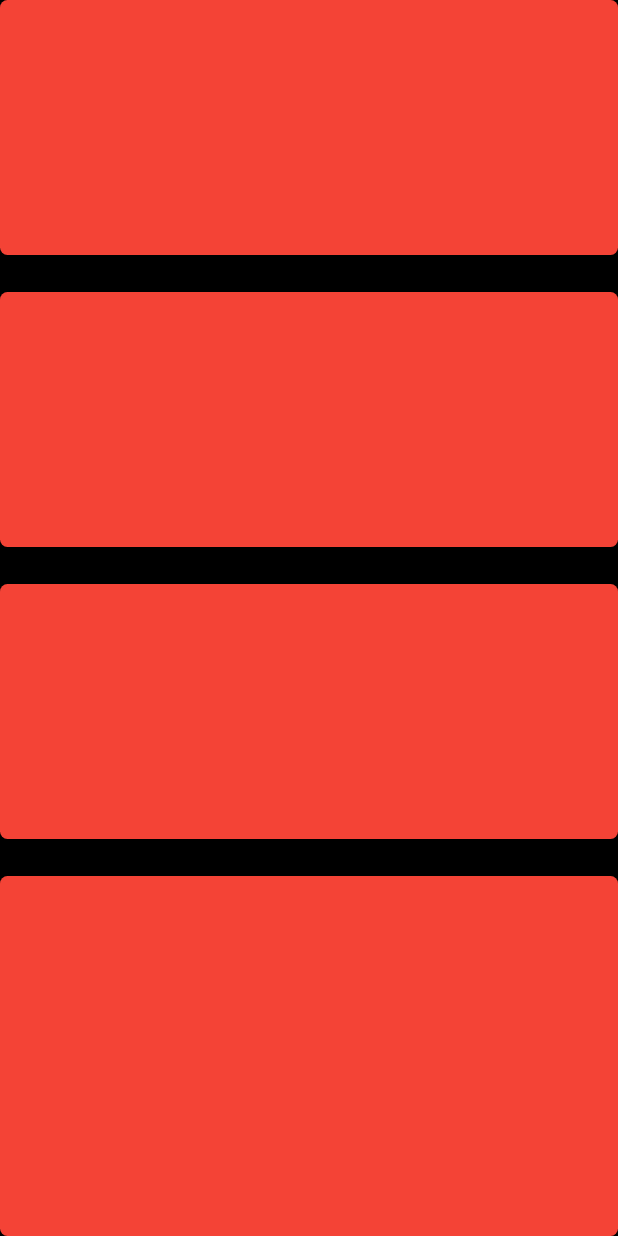
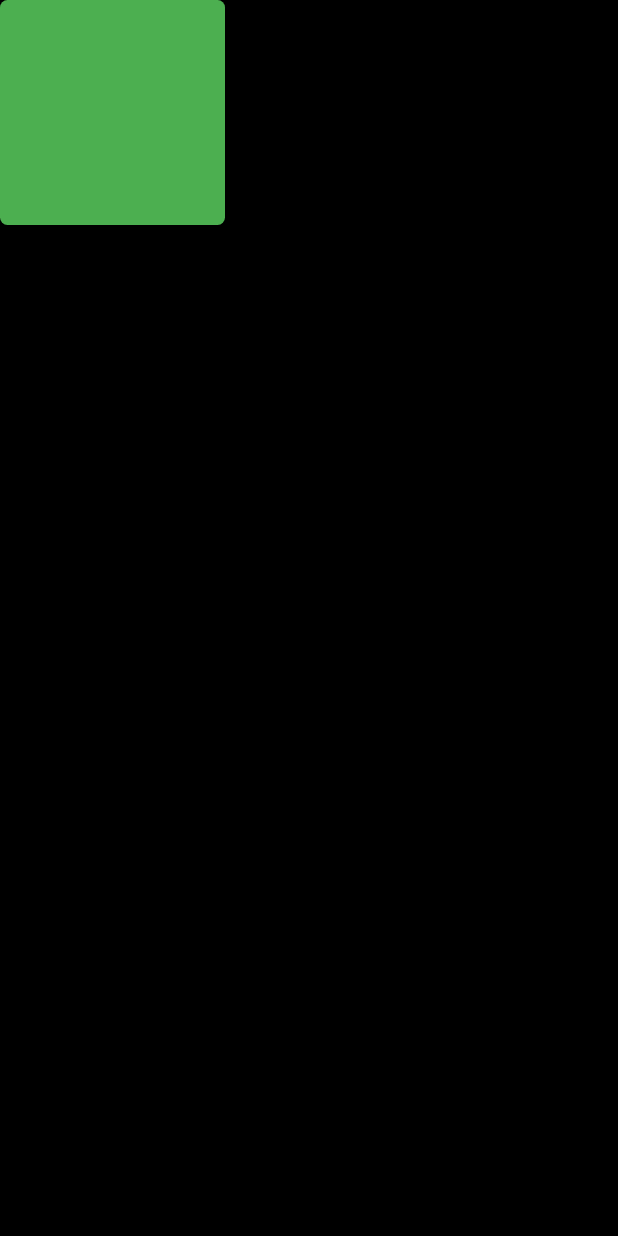
Before and after one commit to JahanRazh/My_First_Flutter_App, a Flutter app: the screen it shows after launch, on a phone screen of 412 x 824 dp. Run offline on Flutter 3.47's test engine with Material 3 defaults, Android fonts, the phone set to English and light mode, and no system bars.

Commit message:
update main.dart to modify container dimensions and colors; add maintest3.dart for additional testing

```diff
--- a/lib/main.dart
+++ b/lib/main.dart
@@ -18,37 +18,13 @@ class MyAPP extends StatelessWidget {
             mainAxisAlignment: MainAxisAlignment.spaceBetween,
             children: [
               Container(
-                height: 170,
-                width: double.infinity,
+                height: 150,
+                width: 150,
                 decoration: BoxDecoration(
-                  color: Colors.red,
+                  color: Colors.green,
                   borderRadius: BorderRadius.circular(5),
                 ),
-              ),
-              Container(
-                height: 170,
-                width: double.infinity,
-                decoration: BoxDecoration(
-                  color: Colors.red,
-                  borderRadius: BorderRadius.circular(5),
-                ),
-              ),
-              Container(
-                height: 170,
-                width: double.infinity,
-                decoration: BoxDecoration(
-                  color: Colors.red,
-                  borderRadius: BorderRadius.circular(5),
-                ),
-              ),
-              Container(
-                height: 240,
-                width: double.infinity,
-                decoration: BoxDecoration(
-                  color: Colors.red,
-                  borderRadius: BorderRadius.circular(5),
-                ),
-              ),
+              )
             ],
           ),
         ),
```
Also changed, not shown: lib/maintest3.dart (added, +58 -0 lines).
